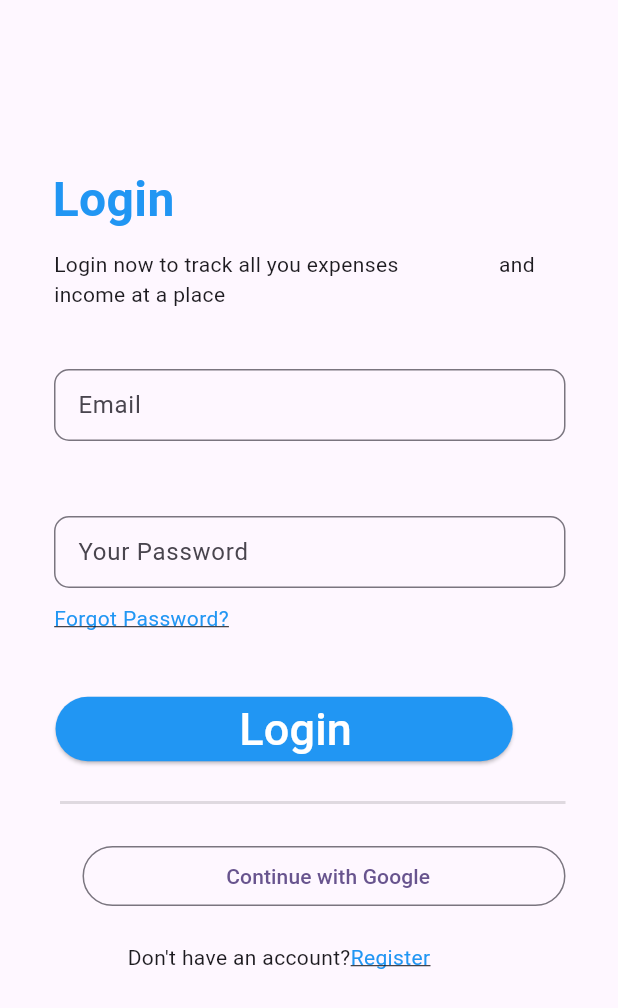
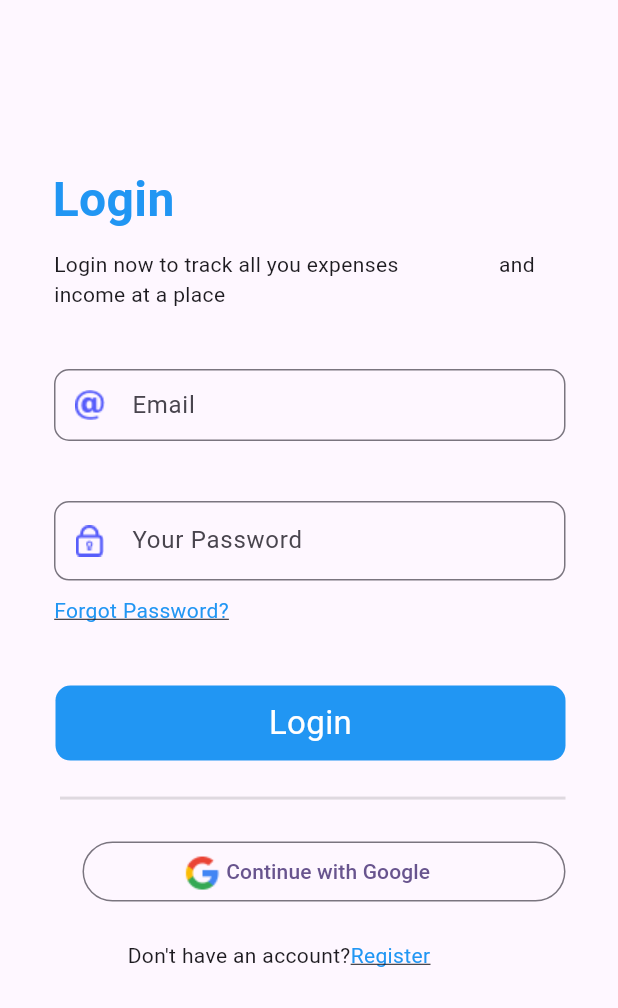
Before and after one commit to NguyenThanhTung0808/LoginSignupUIkit_flutter, a Flutter app: the LoginPage screen opened directly, on a phone screen of 412 x 824 dp. Shown: the top 1008 px of the screen. Run offline on Flutter 3.47's test engine with Material 3 defaults, Android fonts, the light colour scheme and no system bars.

Commit message:
Login Signup

```diff
--- a/lib/forgotpassword_page.dart
+++ b/lib/forgotpassword_page.dart
@@ -43,8 +43,10 @@ class _ForgotPasswordPageState extends State<ForgotPasswordPage> {
                 keyboardType: TextInputType.text,
                 style: TextStyle(fontSize: 10),
                 decoration: InputDecoration(
+                    prefixIcon: Image.asset("assets/images/img_a.png"),
                     labelText: 'Email',
                     border: OutlineInputBorder(
+
                         borderRadius: BorderRadius.circular(10))),
               ),
             ),
--- a/lib/forgotpasswordentercode_page.dart
+++ b/lib/forgotpasswordentercode_page.dart
@@ -44,6 +44,7 @@ class _ForgotPasswordEnterCodeState extends State<ForgotPasswordEnterCode> {
                 keyboardType: TextInputType.text,
                 style: TextStyle(fontSize: 10),
                 decoration: InputDecoration(
+                    prefixIcon: Image.asset("assets/images/img_password.png"),
                     labelText: 'Enter New Password',
                     border: OutlineInputBorder(
                         borderRadius: BorderRadius.circular(10))),
--- a/lib/login_page.dart
+++ b/lib/login_page.dart
@@ -1,4 +1,5 @@
 import 'package:flutter/material.dart';
+import 'package:login1_flutter/registerverification_page.dart';
 
 class LoginPage extends StatefulWidget {
   const LoginPage({super.key});
@@ -9,16 +10,16 @@ class LoginPage extends StatefulWidget {
 
 class _LoginPageState extends State<LoginPage> {
   String email = "";
-  String yourpassword =  "";
+  String yourpassword = "";
+
   @override
   Widget build(BuildContext context) {
     return Scaffold(
       body: Container(
-        width: double.maxFinite,
         padding: EdgeInsets.symmetric(horizontal: 35, vertical: 110),
+        child: SingleChildScrollView(
           child: Column(
             crossAxisAlignment: CrossAxisAlignment.start,
-
             children: [
               Text("Login",
                   style: TextStyle(
@@ -30,11 +31,13 @@ class _LoginPageState extends State<LoginPage> {
                 child: Padding(
                   padding: EdgeInsets.only(left: 1),
                   child: Text("Login now to track all you expenses "
-                    "                 and income at a place"
-                ),
+                      "                 and income at a place"),
                 ),
               ),
               SizedBox(height: 40),
+              Container(
+                child: Stack(
+                  children: [
                     Padding(
                       padding: EdgeInsets.only(left: 1),
                       child: TextField(
@@ -45,12 +48,19 @@ class _LoginPageState extends State<LoginPage> {
                         keyboardType: TextInputType.text,
                         style: TextStyle(fontSize: 10),
                         decoration: InputDecoration(
+                            prefixIcon: Image.asset("assets/images/img_a.png"),
                             labelText: 'Email',
                             border: OutlineInputBorder(
                                 borderRadius: BorderRadius.circular(10))),
                       ),
                     ),
-            SizedBox(height: 50),
+                  ],
+                ),
+              ),
+              SizedBox(height: 40),
+              Container(
+                child: Stack(
+                  children: [
                     Padding(
                       padding: EdgeInsets.only(left: 1),
                       child: TextField(
@@ -61,15 +71,19 @@ class _LoginPageState extends State<LoginPage> {
                         keyboardType: TextInputType.text,
                         style: TextStyle(fontSize: 10),
                         decoration: InputDecoration(
+                            prefixIcon: Image.asset("assets/images/img_password.png"),
                             labelText: 'Your Password',
                             border: OutlineInputBorder(
                                 borderRadius: BorderRadius.circular(10))),
                       ),
                     ),
+                  ],
+                ),
+              ),
               SizedBox(height: 10),
               Container(
                   child: Padding(
-                  padding: EdgeInsets.only(left:1),
+                padding: EdgeInsets.only(left: 1),
                 child: Text.rich(
                   TextSpan(
                     children: <TextSpan>[
@@ -83,23 +97,25 @@ class _LoginPageState extends State<LoginPage> {
                     ],
                   ),
                 ),
-                )
-            ),
+              )),
               SizedBox(height: 40),
-            Container(
-              child: Stack(
-                children: [
               Padding(
                   padding: EdgeInsets.only(left: 2),
-                      child: ElevatedButton(
-                        style: ElevatedButton.styleFrom(
-                          primary: Colors.blue, // background
-                          onPrimary: Colors.white, // foreground
+                  child: Container(
+                    width: double.infinity,
+                    height: 50,
+                    alignment: Alignment.center,
+                    decoration: BoxDecoration(
+                      color: Colors.blue,
+                      borderRadius: BorderRadius.all(Radius.circular(10))
                     ),
-                        child: Text(
-                            '             Login           ',
+                    child: Text('Login',
+                        textAlign: TextAlign.center,
                         style: TextStyle(
-                                fontSize: 30)), onPressed: () {}))])),
+                          color: Colors.white,
+                          fontSize: 22,
+                        )),
+                  )),
               const Divider(
                 height: 50,
                 thickness: 2,
@@ -110,11 +126,28 @@ class _LoginPageState extends State<LoginPage> {
               Container(
                   child: Stack(
                 children: [
+                  Positioned(
+                    child: Image.asset(
+                      "assets/images/img_google.png",
+                      width: 200,
+                      height: 50,
+                    ),
+                  ),
                   Padding(
-                        padding: EdgeInsets.only(left:20),
-                        child: OutlinedButton(onPressed: () {
-                          debugPrint('Received click');},
-                          child: const Text('                    Continue with Google                         '),))],
+                      padding: EdgeInsets.only(left: 20),
+                      child: OutlinedButton(
+                        onPressed: () {
+                          Navigator.push(
+                              context,
+                              MaterialPageRoute(
+                                  builder: (context) =>
+                                      const RegisterVerificatinonPage()));
+                          debugPrint('Received click');
+                        },
+                        child: const Text(
+                            '                    Continue with Google                         '),
+                      ))
+                ],
               )),
               SizedBox(height: 20),
               Container(
@@ -136,7 +169,7 @@ class _LoginPageState extends State<LoginPage> {
                 ),
               )),
             ],
-
+          ),
         ),
       ),
     );
--- a/lib/main.dart
+++ b/lib/main.dart
@@ -25,7 +25,7 @@ class MyApp extends StatelessWidget {
         colorScheme: ColorScheme.fromSeed(seedColor: Colors.deepPurple),
         useMaterial3: true,
       ),
-      home: const WelcomPage(),
+      home: const RegisterPage(),
     );
   }
 }
--- a/lib/register_page.dart
+++ b/lib/register_page.dart
@@ -58,6 +58,7 @@ class _RegisterPageState extends State<RegisterPage> {
                 keyboardType: TextInputType.text,
                 style: TextStyle(fontSize: 10),
                 decoration: InputDecoration(
+                    prefixIcon: Image.asset("assets/images/img_a.png"),
                     labelText: 'Email',
                     border: OutlineInputBorder(
                         borderRadius: BorderRadius.circular(10))),
@@ -74,6 +75,7 @@ class _RegisterPageState extends State<RegisterPage> {
                 keyboardType: TextInputType.text,
                 style: TextStyle(fontSize: 10),
                 decoration: InputDecoration(
+                    prefixIcon: Image.asset("assets/images/img_Vector.png"),
                     labelText: 'Your Name',
                     border: OutlineInputBorder(
                         borderRadius: BorderRadius.circular(10))),
@@ -90,6 +92,7 @@ class _RegisterPageState extends State<RegisterPage> {
                     keyboardType: TextInputType.text,
                     style: TextStyle(fontSize: 10),
                     decoration: InputDecoration(
+                        prefixIcon: Image.asset("assets/images/img_password.png"),
                         labelText: 'Your Password',
                         border: OutlineInputBorder(
                             borderRadius: BorderRadius.circular(10))))),
```
Also changed, not shown: lib/registerverification_page.dart (+7 -3 lines), lib/welcom_page.dart (+52 -11 lines), assets/images/image_notfound.png (deleted), assets/images/img_Vector.png (added), assets/images/img_a.png (added), assets/images/img_google.png (added), assets/images/img_group_8.svg (deleted), assets/images/img_logo.png (deleted), assets/images/img_password.png (added), assets/images/img_settings.svg (deleted), assets/images/img_settings_primary.svg (deleted), assets/images/img_vector_1.svg (deleted). Lines whose indentation alone changed are shown as unchanged.
